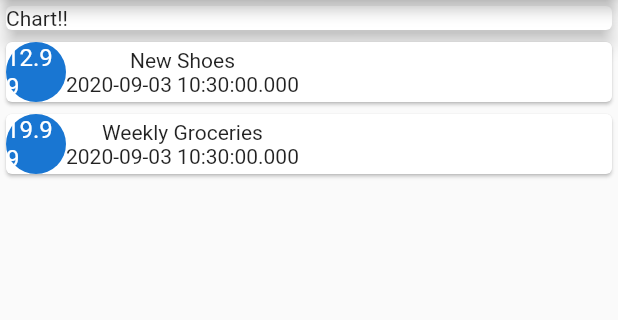
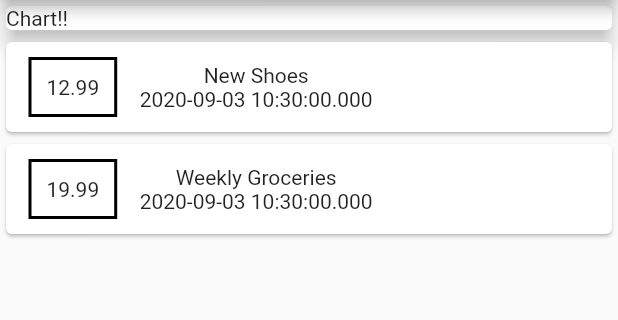
Before and after one commit to MyoMyatAung/Personal_Expense, a Flutter app: the screen it shows after launch, on a phone screen of 412 x 824 dp, the part 84-404 px from its top. Run offline on Flutter 3.47's test engine with Material 2 defaults, Android fonts, the phone set to English and light mode, and no system bars.

Commit message:
Add style to container

```diff
--- a/personal_expense/lib/main.dart
+++ b/personal_expense/lib/main.dart
@@ -69,7 +69,18 @@ class MyHomePage extends StatelessWidget {
                 .map((tx) => Card(
                       child: Row(
                         children: [
-                          CircleAvatar(
+                          Container(
+                            margin: EdgeInsets.symmetric(
+                              horizontal: 15,
+                              vertical: 10,
+                            ),
+                            decoration: BoxDecoration(
+                              border: Border.all(
+                                color: Colors.black,
+                                width: 2
+                              )
+                            ),
+                            padding: EdgeInsets.all(10),
                             child: Text((tx.amount).toString()),
                           ),
                           Column(
```
